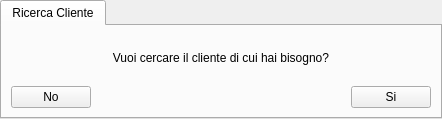
This is ui/Receptionist/GestireClienti/RicercaDelCliente1.ui in mdoraz/Hotel as Qt 5 draws it before an edit. The edited form follows.
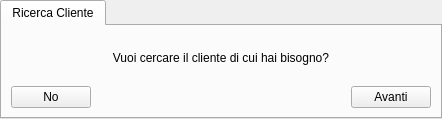
This is the edited form.

What changed in the file:
```diff
--- a/ui/Receptionist/GestireClienti/RicercaDelCliente1.ui
+++ b/ui/Receptionist/GestireClienti/RicercaDelCliente1.ui
@@ -21,7 +21,7 @@
     <item row="1" column="2">
      <widget class="QPushButton" name="btnSi">
       <property name="text">
-       <string>Si</string>
+       <string>Avanti</string>
       </property>
      </widget>
     </item>
```
Left out of the diff: 2 changed lines with no effect on the pictures.
